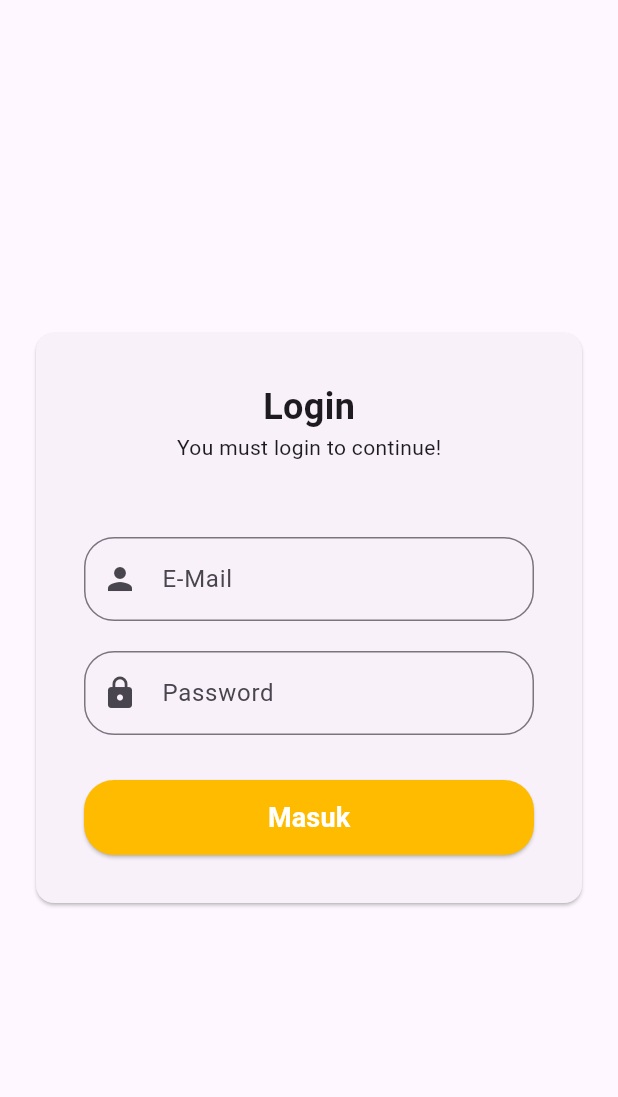
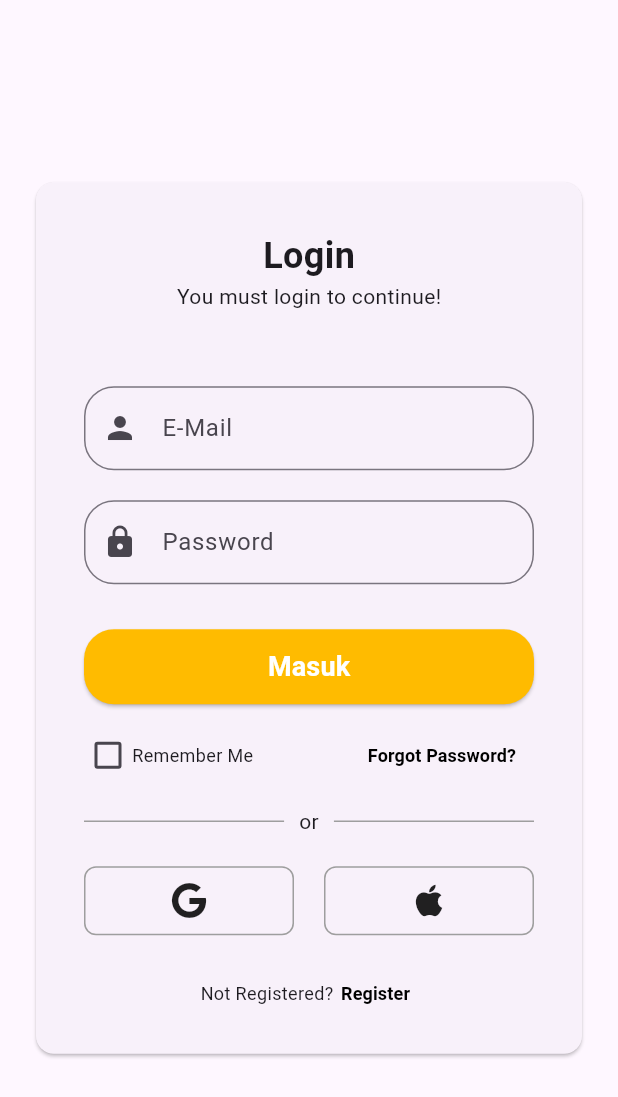
Before and after one commit to Coxtels/InfiniteVerse, a Flutter app: the screen it shows after launch, on a phone screen of 412 x 824 dp. Shown: the top 1097 px of the screen. Run offline on Flutter 3.47's test engine with Material 3 defaults, Android fonts, the phone set to English and light mode, and no system bars; our stand-ins replace font_awesome_flutter.

Commit message:
feat: add remember me checkbox and several widgets

```diff
--- a/lib/login_page.dart
+++ b/lib/login_page.dart
@@ -1,7 +1,16 @@
 import 'package:flutter/material.dart';
+import 'package:font_awesome_flutter/font_awesome_flutter.dart';
+import 'register_page.dart';
 
-class LoginPage extends StatelessWidget {
+class LoginPage extends StatefulWidget {
   const LoginPage({super.key});
+
+  @override
+  State<LoginPage> createState() => _LoginPageState();
+}
+
+class _LoginPageState extends State<LoginPage> {
+  bool rememberMe = false;
 
   @override
   Widget build(BuildContext context) {
@@ -83,6 +92,148 @@ class LoginPage extends StatelessWidget {
                         ),
                       ),
                     ),
+
+                    const SizedBox(height: 10),
+
+                    Row(
+                      mainAxisAlignment: MainAxisAlignment.spaceBetween,
+                      children: [
+                        Row(
+                          children: [
+                            Checkbox(
+                              value: rememberMe,
+                              onChanged: (value) {
+                                setState(() {
+                                  rememberMe = value ?? false;
+                                });
+                              },
+                              visualDensity: const VisualDensity(
+                                horizontal: -4,
+                              ),
+                            ),
+                            const Text(
+                              "Remember Me",
+                              style: TextStyle(fontSize: 12),
+                            ),
+                          ],
+                        ),
+                        TextButton(
+                          onPressed: () {},
+                          child: const Text(
+                            "Forgot Password?",
+                            style: TextStyle(
+                              fontSize: 12,
+                              fontWeight: FontWeight.bold,
+                              color: Colors.black,
+                            ),
+                          ),
+                        ),
+                      ],
+                    ),
+
+                    const SizedBox(height: 10),
+
+                    Row(
+                      children: [
+                        Expanded(
+                          child: Divider(color: Colors.grey, thickness: 1),
+                        ),
+
+                        Padding(
+                          padding: EdgeInsets.symmetric(horizontal: 10),
+                          child: Text("or"),
+                        ),
+
+                        Expanded(
+                          child: Divider(color: Colors.grey, thickness: 1),
+                        ),
+                      ],
+                    ),
+
+                    const SizedBox(height: 20),
+
+                    Row(
+                      children: [
+                        Expanded(
+                          child: InkWell(
+                            onTap: () {
+                              print("Login Google");
+                            },
+                            child: Container(
+                              decoration: BoxDecoration(
+                                border: Border.all(
+                                  color: Colors.grey,
+                                  width: 1,
+                                ),
+                                borderRadius: BorderRadius.circular(8),
+                              ),
+                              padding: const EdgeInsets.all(10),
+                              child: Center(
+                                child: const FaIcon(FontAwesomeIcons.google),
+                              ),
+                            ),
+                          ),
+                        ),
+
+                        const SizedBox(width: 20),
+
+                        Expanded(
+                          child: InkWell(
+                            onTap: () {
+                              print("Login Apple loh ya");
+                            },
+                            child: Container(
+                              decoration: BoxDecoration(
+                                border: Border.all(
+                                  color: Colors.grey,
+                                  width: 1,
+                                ),
+                                borderRadius: BorderRadius.circular(8),
+                              ),
+                              padding: const EdgeInsets.all(10),
+                              child: Center(
+                                child: const FaIcon(FontAwesomeIcons.apple),
+                              ),
+                            ),
+                          ),
+                        ),
+                      ],
+                    ),
+
+                    const SizedBox(height: 30),
+
+                    Row(
+                      mainAxisAlignment: MainAxisAlignment.center,
+                      children: [
+                        const Text(
+                          "Not Registered?",
+                          style: TextStyle(fontSize: 12),
+                        ),
+                        TextButton(
+                          onPressed: () {
+                            Navigator.push(
+                              context,
+                              MaterialPageRoute(
+                                builder: (context) => const RegisterPage(),
+                              ),
+                            );
+                          },
+                          style: TextButton.styleFrom(
+                            padding: EdgeInsets.symmetric(horizontal: 5),
+                            minimumSize: Size.zero,
+                            tapTargetSize: MaterialTapTargetSize.shrinkWrap,
+                          ),
+                          child: const Text(
+                            "Register",
+                            style: TextStyle(
+                              fontSize: 12,
+                              fontWeight: FontWeight.bold,
+                              color: Colors.black,
+                            ),
+                          ),
+                        ),
+                      ],
+                    ),
                   ],
                 ),
               ),
--- /dev/null
+++ b/lib/register_page.dart
@@ -0,0 +1,10 @@
+import 'package:flutter/material.dart';
+
+class RegisterPage extends StatelessWidget {
+  const RegisterPage({super.key});
+
+  @override
+  Widget build(BuildContext context) {
+    return const Placeholder();
+  }
+}
--- a/pubspec.yaml
+++ b/pubspec.yaml
@@ -28,6 +28,7 @@ environment:
 # the latest version available on pub.dev. To see which dependencies have newer
 # versions available, run `flutter pub outdated`.
 dependencies:
+  font_awesome_flutter: ^11.0.0
   flutter:
     sdk: flutter
 
```
